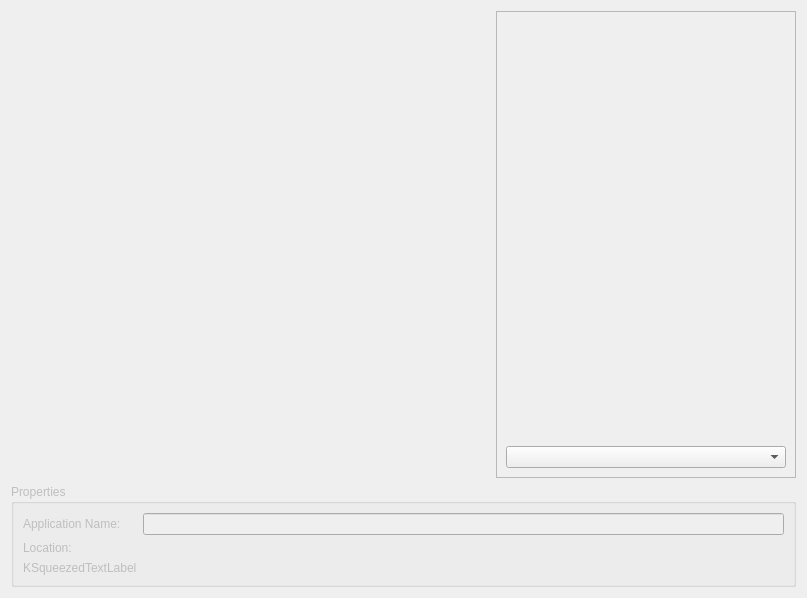
Old version of the form plugins/appwizard/projectselectionpage.ui in the repository KDE/kdevelop.
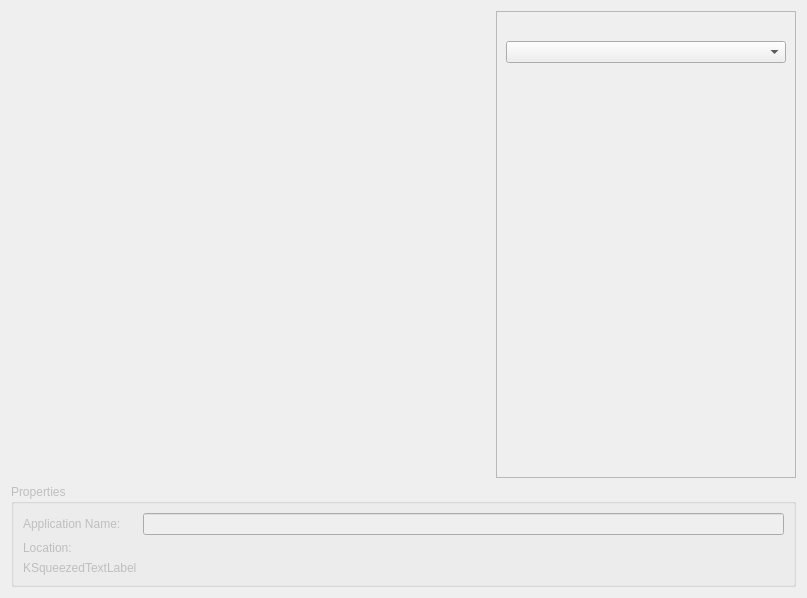
New version of the form. Custom widgets are drawn as their Qt base class.

Commit message: Reintroduce QComboBox for project selection and prettify.

What changed in the file:
```diff
--- a/plugins/appwizard/projectselectionpage.ui
+++ b/plugins/appwizard/projectselectionpage.ui
@@ -67,7 +67,7 @@
      <property name="minimumSize">
       <size>
        <width>300</width>
-       <height>0</height>
+       <height>400</height>
       </size>
      </property>
      <property name="maximumSize">
@@ -99,28 +99,38 @@
         </property>
         <layout class="QVBoxLayout" name="verticalLayout">
          <item>
-          <widget class="QLabel" name="preview">
-           <property name="minimumSize">
-            <size>
-             <width>250</width>
-             <height>150</height>
-            </size>
+          <widget class="QLabel" name="header">
+           <property name="text">
+            <string notr="true"/>
            </property>
+           <property name="alignment">
+            <set>Qt::AlignHCenter|Qt::AlignTop</set>
+           </property>
+           <property name="wordWrap">
+            <bool>true</bool>
+           </property>
+          </widget>
+         </item>
+         <item>
+          <widget class="QComboBox" name="templateType"/>
+         </item>
+         <item>
+          <widget class="QLabel" name="icon">
            <property name="text">
             <string/>
            </property>
            <property name="alignment">
-            <set>Qt::AlignCenter</set>
+            <set>Qt::AlignHCenter|Qt::AlignTop</set>
            </property>
           </widget>
          </item>
          <item>
           <widget class="QLabel" name="description">
-           <property name="minimumSize">
-            <size>
-             <width>250</width>
-             <height>150</height>
-            </size>
+           <property name="sizePolicy">
+            <sizepolicy hsizetype="Preferred" vsizetype="MinimumExpanding">
+             <horstretch>0</horstretch>
+             <verstretch>0</verstretch>
+            </sizepolicy>
            </property>
            <property name="alignment">
             <set>Qt::AlignLeading|Qt::AlignLeft|Qt::AlignTop</set>
@@ -130,9 +140,6 @@
            </property>
           </widget>
          </item>
-         <item>
-          <widget class="QComboBox" name="templateType"/>
-         </item>
         </layout>
        </widget>
       </item>
```
The commit also changes 3 other files.
